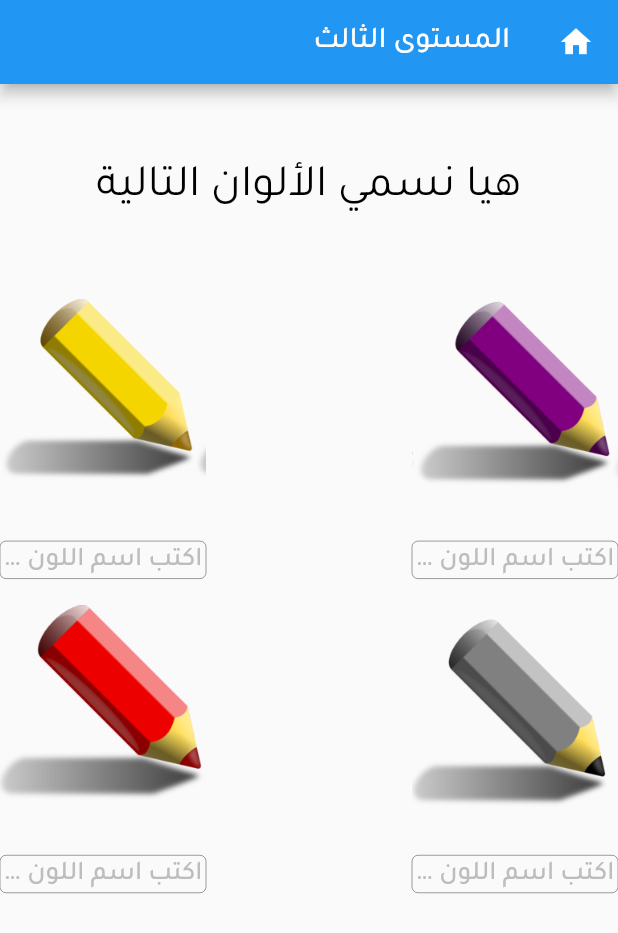
After one commit to osaidhajjar/infinity, a Flutter app: the Level03 screen opened directly, on a phone screen of 412 x 824 dp. The commit adds this screen. Shown: the top 933 px of the screen. Run offline on Flutter 3.47's test engine with Material 2 defaults, Android fonts, the phone set to English and light mode, and no system bars.

Commit message:
added level 2 & 3

```diff
--- a/lib/app_data.dart
+++ b/lib/app_data.dart
@@ -1,18 +1,16 @@
 import 'package:flutter/material.dart';
 import 'package:gamification/levels/finish_screen.dart';
 import 'package:gamification/levels/level_01.dart';
+import 'package:gamification/levels/level_02.dart';
+import 'package:gamification/levels/level_03.dart';
 
 class AppData {
   static int currentLevel = 0;
 
   static List<Widget> levels = [
     Level01(),
+    Level02(),
+    Level03(),
     FinishScreen()
-    // LevelTemplate(
-    //   title: "المستوى الأول",
-    //   mission: 'أصنع لون بنفسجي باستخدام لونين',
-    //   colorsOptions: [Colors.red, Colors.green, Colors.blue],
-    //   correctResultColor: Colors.purple,
-    // ),
   ];
 }
--- /dev/null
+++ b/lib/levels/level_03.dart
@@ -0,0 +1,306 @@
+import 'dart:async';
+import 'dart:ui';
+
+import 'package:flutter/material.dart';
+import 'package:flutter/services.dart';
+import 'package:gamification/app_data.dart';
+import 'package:gamification/welcome_screen.dart';
+import 'package:flutter/foundation.dart' show kIsWeb;
+
+class Level03 extends StatefulWidget {
+  final String title = "المستوى الثالث";
+  final String mission = "هيا نسمي الألوان التالية";
+
+  Level03({Key key}) : super(key: key);
+
+  @override
+  _Level03State createState() => _Level03State();
+}
+
+class _Level03State extends State<Level03> {
+  double _width = 0;
+  bool _correct = false;
+  bool _isCompact;
+
+  TextEditingController _redController = TextEditingController();
+  TextEditingController _yellowController = TextEditingController();
+  TextEditingController _purpleController = TextEditingController();
+  TextEditingController _greyController = TextEditingController();
+
+  void _checkResults() {
+    if ((_redController.text.trim() == "احمر" ||
+            _redController.text.trim() == "أحمر") &&
+        (_yellowController.text.trim() == "اصفر" ||
+            _yellowController.text.trim() == "أصفر") &&
+        (_purpleController.text.trim() == "بنفسجي" ||
+            _purpleController.text.trim() == "بنفسجى" ||
+            _purpleController.text.trim() == "بنفسج" ||
+            _purpleController.text.trim() == "موف" ||
+            _purpleController.text.trim() == "موفي" ||
+            _purpleController.text.trim() == "موفى") &&
+        (_greyController.text.trim() == "رصاصي" ||
+            _greyController.text.trim() == "رصاصى" ||
+            _greyController.text.trim() == "رصاص")) {
+      setState(() {
+        _width = kIsWeb ? 300 / MediaQuery.of(context).devicePixelRatio : 300;
+        _correct = true;
+      });
+
+      AppData.currentLevel++;
+      Timer(Duration(seconds: 5), () {
+        Navigator.of(context).pushAndRemoveUntil(
+            MaterialPageRoute(
+                builder: (context) => AppData.levels[AppData.currentLevel]),
+            (Route<dynamic> route) => false);
+      });
+    }
+  }
+
+  @override
+  void initState() {
+    super.initState();
+  }
+
+  @override
+  Widget build(BuildContext context) {
+    double pinWidth =
+        kIsWeb ? 200 / MediaQuery.of(context).devicePixelRatio : 200;
+
+    _isCompact = !kIsWeb ||
+        (MediaQuery.of(context).size.width /
+                MediaQuery.of(context).devicePixelRatio) <
+            500 / MediaQuery.of(context).devicePixelRatio;
+
+    return Scaffold(
+        appBar: AppBar(
+          title: Text(widget.title),
+          leading: GestureDetector(
+              onTap: () => Navigator.of(context).pushAndRemoveUntil(
+                  MaterialPageRoute(builder: (context) => WelcomeScreen()),
+                  (Route<dynamic> route) => false),
+              child: Icon(Icons.home)),
+        ),
+        body: SafeArea(
+            child: Stack(
+          children: [
+            Column(
+              children: [
+                Flexible(flex: 5, fit: FlexFit.loose, child: Center()),
+                Flexible(
+                  flex: 10,
+                  fit: FlexFit.loose,
+                  child: Center(
+                      child: Text(widget.mission,
+                          textAlign: TextAlign.center,
+                          style: TextStyle(
+                              fontSize: kIsWeb
+                                  ? 30 / MediaQuery.of(context).devicePixelRatio
+                                  : 30,
+                              color: Colors.black))),
+                ),
+                Flexible(
+                    flex: 30,
+                    fit: FlexFit.loose,
+                    child: Row(
+                      mainAxisAlignment: MainAxisAlignment.center,
+                      children: [
+                        Flexible(
+                          flex: 1,
+                          fit: FlexFit.loose,
+                          child: Column(
+                            children: [
+                              Image(
+                                  image: AssetImage('assets/purple_pin.png'),
+                                  width: pinWidth,
+                                  height: pinWidth),
+                              Container(
+                                width: pinWidth,
+                                child: TextField(
+                                  textAlign: TextAlign.center,
+                                  controller: _purpleController,
+                                  onChanged: (value) => _checkResults(),
+                                  style: TextStyle(
+                                      fontSize: kIsWeb
+                                          ? 25 /
+                                              MediaQuery.of(context)
+                                                  .devicePixelRatio
+                                          : 25,
+                                      color: Colors.black,
+                                      fontWeight: FontWeight.bold),
+                                  decoration: InputDecoration.collapsed(
+                                    hintText: 'اكتب اسم اللون هنا',
+                                    hintStyle: TextStyle(
+                                        color: Colors.grey.shade400,
+                                        fontSize: kIsWeb
+                                            ? 18 /
+                                                MediaQuery.of(context)
+                                                    .devicePixelRatio
+                                            : 18,
+                                        fontWeight: FontWeight.w500),
+                                    border: OutlineInputBorder(
+                                        borderSide:
+                                            new BorderSide(color: Colors.blue)),
+                                  ),
+                                ),
+                              )
+                            ],
+                          ),
+                        ),
+                        Flexible(flex: 1, fit: FlexFit.loose, child: Center()),
+                        Flexible(
+                          flex: 1,
+                          fit: FlexFit.loose,
+                          child: Column(
+                            children: [
+                              Image(
+                                  image: AssetImage('assets/yellow_pin.png'),
+                                  width: pinWidth,
+                                  height: pinWidth),
+                              Container(
+                                width: pinWidth,
+                                child: TextField(
+                                  textAlign: TextAlign.center,
+                                  controller: _yellowController,
+                                  onChanged: (value) => _checkResults(),
+                                  style: TextStyle(
+                                      fontSize: kIsWeb
+                                          ? 25 /
+                                              MediaQuery.of(context)
+                                                  .devicePixelRatio
+                                          : 25,
+                                      color: Colors.black,
+                                      fontWeight: FontWeight.bold),
+                                  decoration: InputDecoration.collapsed(
+                                    hintText: 'اكتب اسم اللون هنا',
+                                    hintStyle: TextStyle(
+                                        color: Colors.grey.shade400,
+                                        fontSize: kIsWeb
+                                            ? 18 /
+                                                MediaQuery.of(context)
+                                                    .devicePixelRatio
+                                            : 18,
+                                        fontWeight: FontWeight.w500),
+                                    border: OutlineInputBorder(
+                                        borderSide:
+                                            new BorderSide(color: Colors.blue)),
+                                  ),
+                                ),
+                              )
+                            ],
+                          ),
+                        )
+                      ],
+                    )),
+                Flexible(
+                    flex: 30,
+                    fit: FlexFit.loose,
+                    child: Row(
+                      mainAxisAlignment: MainAxisAlignment.center,
+                      children: [
+                        Flexible(
+                          flex: 1,
+                          fit: FlexFit.loose,
+                          child: Column(
+                            children: [
+                              Image(
+                                  image: AssetImage('assets/grey_pin.png'),
+                                  width: pinWidth,
+                                  height: pinWidth),
+                              Container(
+                                width: pinWidth,
+                                child: TextField(
+                                  textAlign: TextAlign.center,
+                                  controller: _greyController,
+                                  onChanged: (value) => _checkResults(),
+                                  style: TextStyle(
+                                      fontSize: kIsWeb
+                                          ? 25 /
+                                              MediaQuery.of(context)
+                                                  .devicePixelRatio
+                                          : 25,
+                                      color: Colors.black,
+                                      fontWeight: FontWeight.bold),
+                                  decoration: InputDecoration.collapsed(
+                                    hintText: 'اكتب اسم اللون هنا',
+                                    hintStyle: TextStyle(
+                                        color: Colors.grey.shade400,
+                                        fontSize: kIsWeb
+                                            ? 18 /
+                                                MediaQuery.of(context)
+                                                    .devicePixelRatio
+                                            : 18,
+                                        fontWeight: FontWeight.w500),
+                                    border: OutlineInputBorder(
+                                        borderSide:
+                                            new BorderSide(color: Colors.blue)),
+                                  ),
+                                ),
+                              )
+                            ],
+                          ),
+                        ),
+                        Flexible(flex: 1, fit: FlexFit.loose, child: Center()),
+                        Flexible(
+                          flex: 1,
+                          fit: FlexFit.loose,
+                          child: Column(
+                            children: [
+                              Image(
+                                  image: AssetImage('assets/red_pin.png'),
+                                  width: pinWidth,
+                                  height: pinWidth),
+                              Container(
+                                width: pinWidth,
+                                child: TextField(
+                                  textAlign: TextAlign.center,
+                                  controller: _redController,
+                                  onChanged: (value) => _checkResults(),
+                                  style: TextStyle(
+                                      fontSize: kIsWeb
+                                          ? 25 /
+                                              MediaQuery.of(context)
+                                                  .devicePixelRatio
+                                          : 25,
+                                      color: Colors.black,
+                                      fontWeight: FontWeight.bold),
+                                  decoration: InputDecoration.collapsed(
+                                    hintText: 'اكتب اسم اللون هنا',
+                                    hintStyle: TextStyle(
+                                        color: Colors.grey.shade400,
+                                        fontSize: kIsWeb
+                                            ? 18 /
+                                                MediaQuery.of(context)
+                                                    .devicePixelRatio
+                                            : 18,
+                                        fontWeight: FontWeight.w500),
+                                    border: OutlineInputBorder(
+                                        borderSide:
+                                            new BorderSide(color: Colors.blue)),
+                                  ),
+                                ),
+                              )
+                            ],
+                          ),
+                        )
+                      ],
+                    )),
+                Flexible(flex: 35, fit: FlexFit.loose, child: Center()),
+              ],
+            ),
+            _correct
+                ? Opacity(opacity: 0.3, child: Container(color: Colors.black))
+                : Center(),
+            Center(
+                child: AnimatedContainer(
+                    width: _width,
+                    height: _width,
+                    duration: Duration(seconds: 1),
+                    child: Image(
+                      image: AssetImage(_correct
+                          ? 'assets/star.png'
+                          : 'assets/try_again.png'),
+                    )))
+          ],
+        )));
+  }
+}
```
Also changed, not shown: lib/levels/level_01.dart (+10 -23 lines), lib/levels/level_02.dart (added, +154 -0 lines), lib/levels/levels_tracker_screen.dart (+6 -6 lines), assets/grey_pin.png (added), assets/purple_pin.png (added), assets/rainbow.png (added), assets/rainbow_missing.png (added), assets/red_pin.png (added), assets/try_again2.png (added), assets/yellow_pin.png (added).
